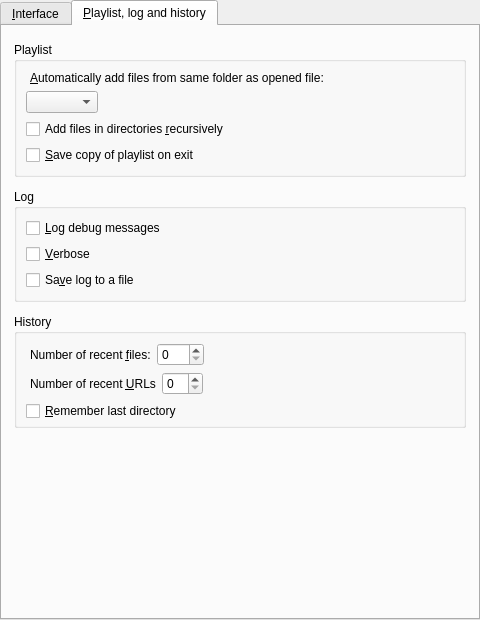
First picture: the form in src/gui/pref/interface.ui, repository wilbert2000/wzplayer, before the edit.
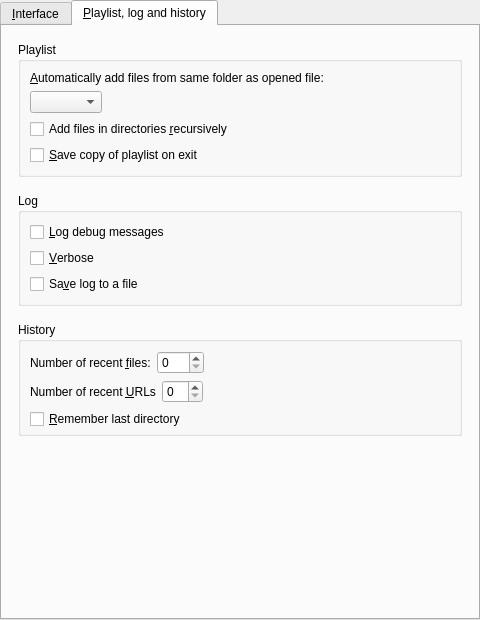
Second picture: the form after the edit. The open tabs and pages were chosen to show the change. Custom widgets are drawn as their Qt base class.

Commit message: Margins, margins

```diff
--- a/src/gui/pref/interface.ui
+++ b/src/gui/pref/interface.ui
@@ -368,19 +368,19 @@
       </attribute>
       <layout class="QVBoxLayout">
        <property name="spacing">
-        <number>12</number>
+        <number>16</number>
        </property>
        <property name="leftMargin">
-        <number>12</number>
+        <number>16</number>
        </property>
        <property name="topMargin">
         <number>16</number>
        </property>
        <property name="rightMargin">
-        <number>12</number>
+        <number>16</number>
        </property>
        <property name="bottomMargin">
-        <number>12</number>
+        <number>16</number>
        </property>
        <item>
         <widget class="QGroupBox" name="playlist_group">
@@ -399,9 +399,6 @@
          <layout class="QVBoxLayout" name="verticalLayout_22">
           <item>
            <layout class="QHBoxLayout" name="horizontalLayout">
-            <property name="leftMargin">
-             <number>4</number>
-            </property>
             <item>
              <widget class="QLabel" name="media_to_add_label">
               <property name="sizePolicy">
@@ -525,9 +522,6 @@
           </property>
           <item>
            <layout class="QHBoxLayout" name="horizontalLayout_3">
-            <property name="leftMargin">
-             <number>4</number>
-            </property>
             <property name="bottomMargin">
              <number>0</number>
             </property>
@@ -571,9 +565,6 @@
           </item>
           <item>
            <layout class="QHBoxLayout" name="horizontalLayout_5">
-            <property name="leftMargin">
-             <number>4</number>
-            </property>
             <property name="bottomMargin">
              <number>0</number>
             </property>
```
Left out of the diff: 30 changed lines with no effect on the pictures. The commit also changes 13 other files.
